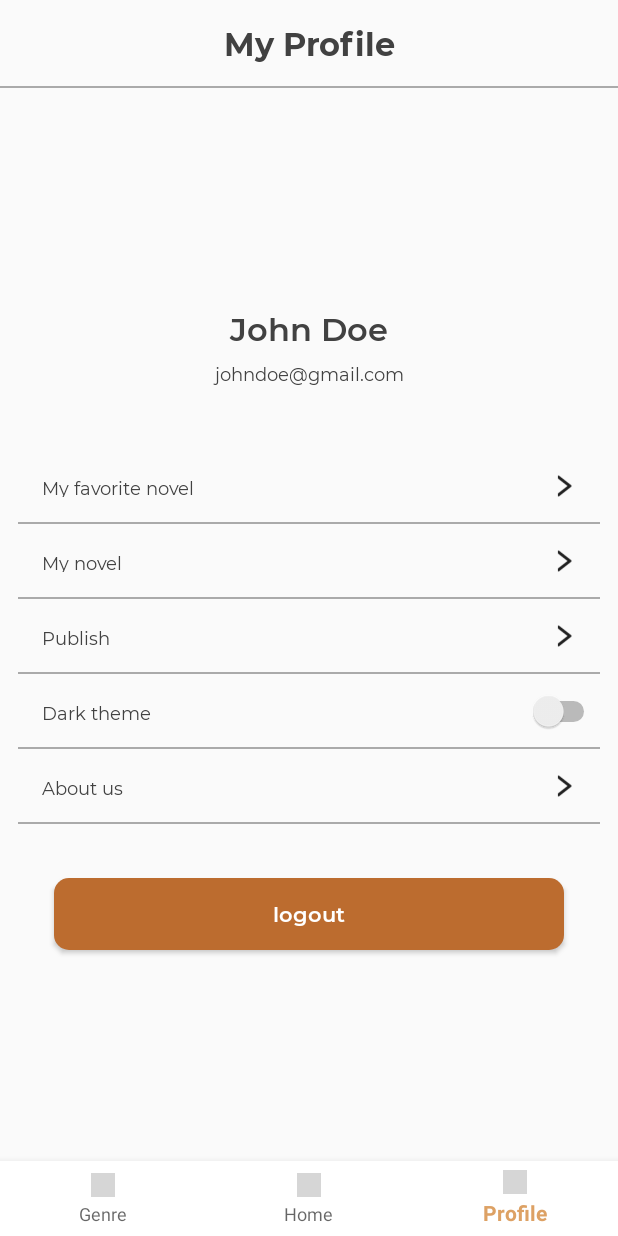
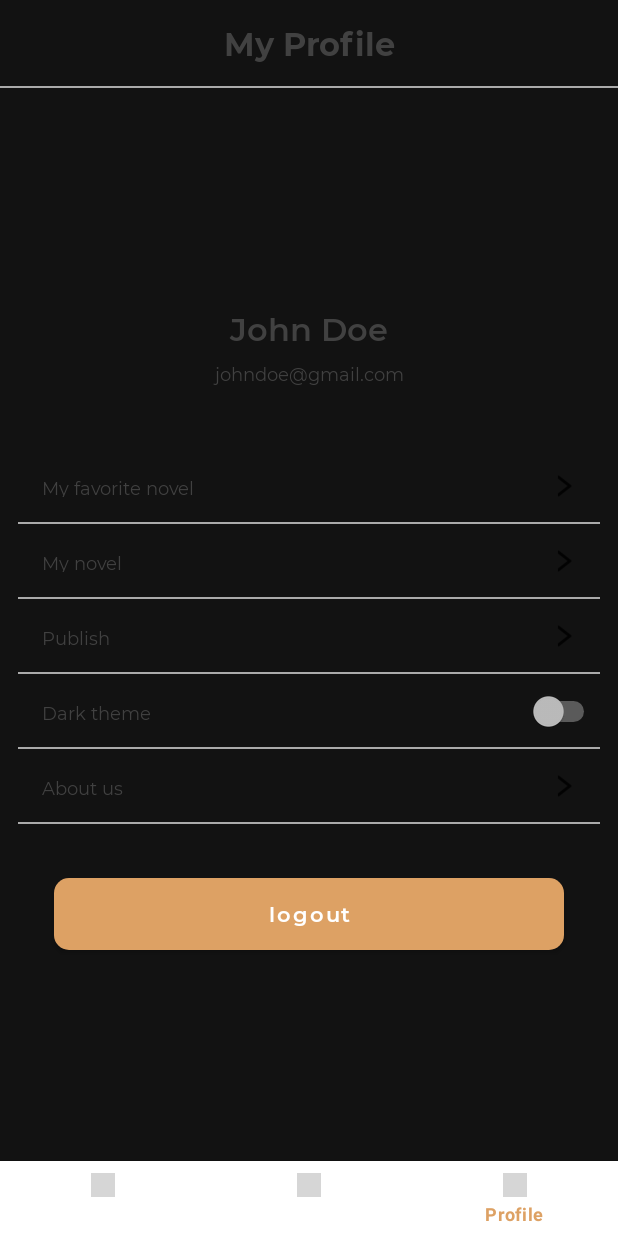
Before and after one commit to ddhiaul/Markoop, an Android app: the HomeFragment screen opened directly, with no data from a screen before it, item 3 of the bottom bar chosen, on a phone screen of 412 x 824 dp. Run offline under Robolectric (Android 15) with nearby library versions, the phone set to English and light mode, and no system bars; grey boxes are pictures that could not be loaded.

Commit message:
try the dark theme ( running well but there's some bug/crash )

```diff
--- a/app/src/main/java/com/finalproject/markoop/ProfileFragment.kt
+++ b/app/src/main/java/com/finalproject/markoop/ProfileFragment.kt
@@ -1,13 +1,25 @@
 package com.finalproject.markoop
 
+import android.content.Context
+import android.content.SharedPreferences
+import android.os.Build
 import android.os.Bundle
+import android.util.Log
 import androidx.fragment.app.Fragment
 import android.view.LayoutInflater
 import android.view.View
 import android.view.ViewGroup
+import androidx.appcompat.app.AppCompatDelegate
+import androidx.core.app.ActivityCompat.recreate
 import com.finalproject.markoop.R
+import kotlinx.android.synthetic.main.fragment_profile.*
+
+const val FIRST_START = "FirstStart"
+const val NIGHT_MODE = "NightMode"
+const val PREF = "AppSettingsPrefs"
 
 class ProfileFragment : Fragment() {
+
     override fun onCreateView(
         inflater: LayoutInflater, container: ViewGroup?,
         savedInstanceState: Bundle?
@@ -16,4 +28,89 @@ class ProfileFragment : Fragment() {
         return inflater.inflate(R.layout.fragment_profile, container, false)
     }
 
+    override fun onViewCreated(view: View, savedInstanceState: Bundle?) {
+        super.onViewCreated(view, savedInstanceState)
+
+        val appSettingsPrefs: SharedPreferences? = this.getActivity()?.getSharedPreferences("PREF", Context.MODE_PRIVATE)
+        val isNightModeOn: Boolean = appSettingsPrefs!!.getBoolean(NIGHT_MODE, true)
+        val isFirstStart: Boolean = appSettingsPrefs.getBoolean(FIRST_START,false)
+        val editor: SharedPreferences.Editor = appSettingsPrefs.edit()
+
+        if (Build.VERSION.SDK_INT >= Build.VERSION_CODES.P && isFirstStart ){
+            AppCompatDelegate.setDefaultNightMode(AppCompatDelegate.MODE_NIGHT_FOLLOW_SYSTEM)
+        } else{
+            when {
+                isNightModeOn -> {
+                    AppCompatDelegate.setDefaultNightMode(AppCompatDelegate.MODE_NIGHT_YES)
+                } else -> {
+                AppCompatDelegate.setDefaultNightMode(AppCompatDelegate.MODE_NIGHT_NO)
+            }
+            }
+        }
+
+        btn_theme.setOnCheckedChangeListener { buttonView, isChecked ->
+            if (isChecked) {
+                AppCompatDelegate.setDefaultNightMode(AppCompatDelegate.MODE_NIGHT_YES)
+                editor.putBoolean(FIRST_START, false)
+                editor.putBoolean(NIGHT_MODE, true)
+                editor.apply()
+                //recreate activity to make changes visible
+//                recreate(requireActivity())
+            }else {
+                AppCompatDelegate.setDefaultNightMode(AppCompatDelegate.MODE_NIGHT_NO)
+                editor.putBoolean(FIRST_START, false)
+                editor.putBoolean(NIGHT_MODE, false)
+                editor.apply()
+//                recreate(requireActivity())
+            }
+        }
+
+//        btn_theme.setOnClickListener {
+//            if (isNightModeOn) {
+//                AppCompatDelegate.setDefaultNightMode(AppCompatDelegate.MODE_NIGHT_NO)
+//                editor.putBoolean(FIRST_START, false)
+//                editor.putBoolean(NIGHT_MODE, false)
+//                editor.apply()
+//                //recreate activity to make changes visible
+//                recreate(requireActivity())
+//            } else {
+//                AppCompatDelegate.setDefaultNightMode(AppCompatDelegate.MODE_NIGHT_YES)
+//                editor.putBoolean(FIRST_START, false)
+//                editor.putBoolean(NIGHT_MODE, true)
+//                editor.apply()
+//                recreate(requireActivity())
+//
+//            }
+//        }
+    }
+
+//    override fun onStart() {
+//        super.onStart()
+//        Log.i(TAG, "onStart")
+//    }
+//
+//    override fun onResume(){
+//        super.onResume()
+//        Log.i(TAG, "onResume")
+//    }
+//
+//    override fun onPause() {
+//        Log.i(TAG, "onPause")
+//        super.onPause()
+//    }
+//
+//    override fun onStop() {
+//        Log.i(TAG, "onStop")
+//        super.onStop()
+//    }
+//
+//    override fun onDestroy() {
+//        Log.i(TAG, "onDestroy")
+//        super.onDestroy()
+//    }
+//
+//    companion object {
+//        private const val TAG = "ProfileFragment"
+//    }
+
 }
--- a/app/src/main/java/com/finalproject/markoop/home/HomeFragment.kt
+++ b/app/src/main/java/com/finalproject/markoop/home/HomeFragment.kt
@@ -33,7 +33,6 @@ class HomeFragment : Fragment() {
 
     override fun onViewCreated(view: View, savedInstanceState: Bundle?) {
         super.onViewCreated(view, savedInstanceState)
-
 
         model.addAll(getListNovel())
         rv_recomendation.setHasFixedSize(true)
--- a/app/src/main/res/layout/activity_my_fav_novel.xml
+++ b/app/src/main/res/layout/activity_my_fav_novel.xml
@@ -13,6 +13,7 @@
         android:orientation="horizontal"
         android:gravity="center_vertical">
         <ImageView
+            android:id="@+id/btn_back_to_setting"
             android:layout_width="16dp"
             android:layout_height="16dp"
             android:src="@drawable/arrow_left"
--- a/app/src/main/res/layout/fragment_home.xml
+++ b/app/src/main/res/layout/fragment_home.xml
@@ -19,7 +19,7 @@
                 android:text="Hi,John"
                 android:textSize="21dp"
                 android:fontFamily="@font/montserrat_bold"
-                android:textColor="@color/black"
+                android:textColor="@color/mainText"
                 android:layout_marginTop="21dp"
                 android:layout_marginLeft="41dp"/>
 
--- a/app/src/main/res/layout/fragment_profile.xml
+++ b/app/src/main/res/layout/fragment_profile.xml
@@ -182,7 +182,7 @@
                                 android:layout_width="wrap_content"
                                 android:layout_height="wrap_content"
                                 android:layout_alignParentEnd="true"
-                                android:layout_centerVertical="true"/>
+                                android:layout_centerVertical="true" />
 
                         </RelativeLayout>
 
--- a/app/src/main/res/values-night/themes.xml
+++ b/app/src/main/res/values-night/themes.xml
@@ -13,4 +13,6 @@
         <item name="android:statusBarColor" tools:targetApi="l">@color/dark_primary_color</item>
         <!-- Customize your theme here. -->
     </style>
+
+    <color name="mainText">@color/white</color>
 </resources>
--- a/app/src/main/res/values/themes.xml
+++ b/app/src/main/res/values/themes.xml
@@ -13,4 +13,6 @@
         <item name="android:statusBarColor" tools:targetApi="l">@color/dark_primary_color</item>
         <!-- Customize your theme here. -->
     </style>
+
+    <color name="mainText">@color/black</color>
 </resources>
```
